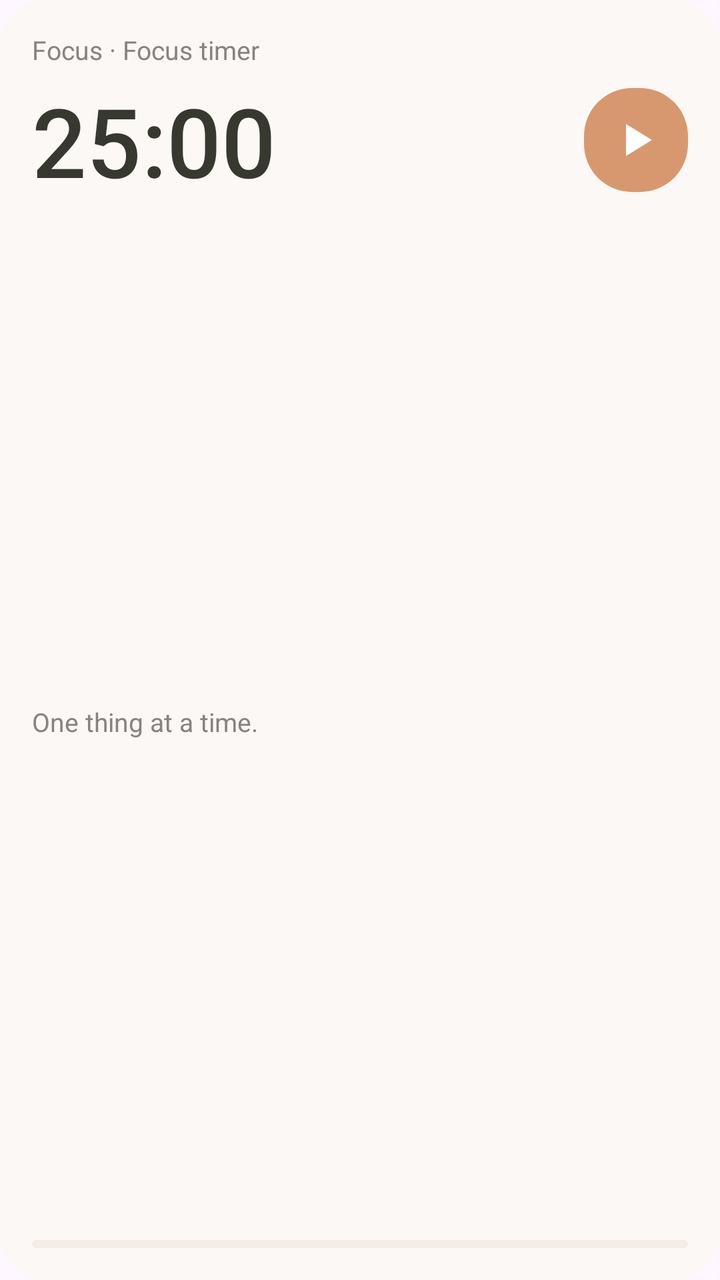
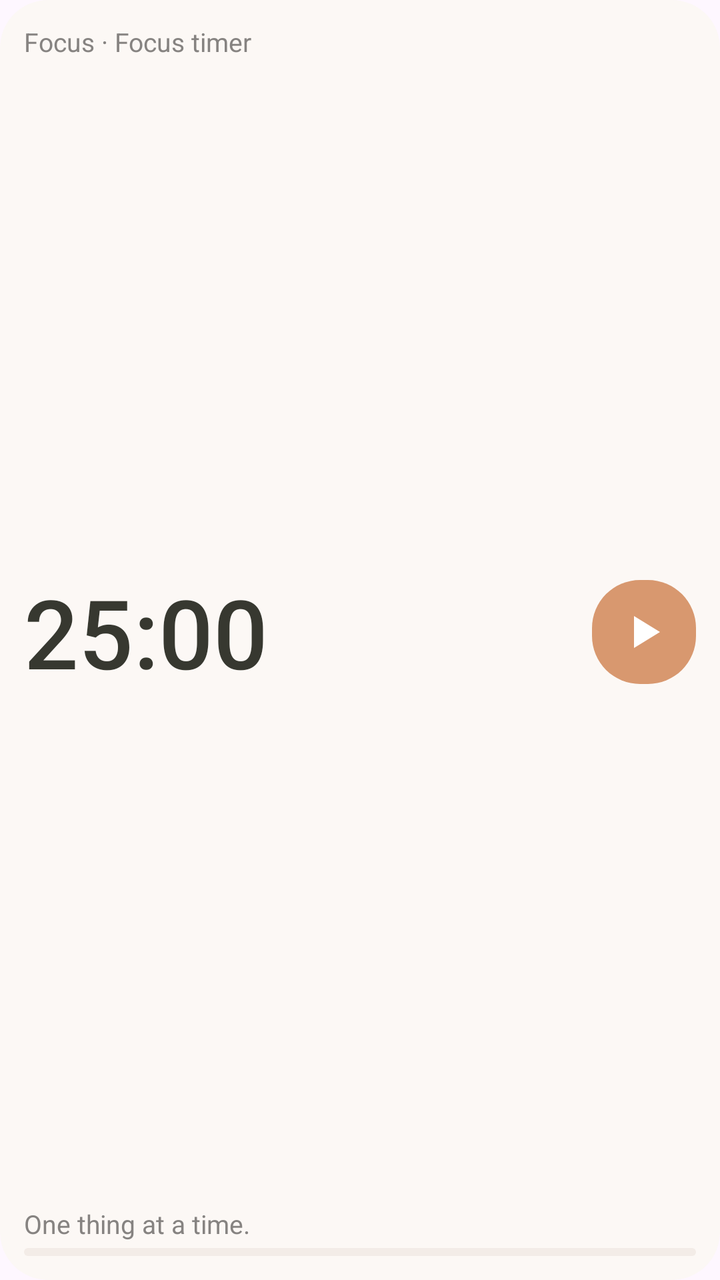

The first picture is an Android layout as it rendered before a commit; the second is the same layout after the commit. The layout source and the unified diff follow.
<!-- AndroidManifest.xml: application theme Theme.focus_timer -->
<!-- res/layout/focus_widget_system.xml -->
<?xml version="1.0" encoding="utf-8"?>
<LinearLayout xmlns:android="http://schemas.android.com/apk/res/android"
    android:id="@+id/focus_widget_root" android:layout_width="match_parent"
    android:layout_height="match_parent" android:orientation="vertical"
    android:padding="16dp" android:background="@drawable/focus_widget_background_system">
    <TextView android:id="@+id/focus_widget_title" android:layout_width="match_parent"
        android:layout_height="22dp" android:text="@string/focus_widget_title"
        android:textColor="@color/focus_widget_secondary" android:textSize="13sp" android:maxLines="1" android:ellipsize="end" />
    <LinearLayout android:layout_width="match_parent" android:layout_height="64dp"
        android:gravity="center_vertical" android:orientation="horizontal">
        <FrameLayout android:layout_width="0dp" android:layout_height="match_parent" android:layout_weight="1">
            <Chronometer android:id="@+id/focus_widget_clock" android:layout_width="match_parent"
                android:layout_height="match_parent" android:gravity="center_vertical"
                android:textColor="@color/focus_widget_primary" android:textSize="48sp" android:fontFamily="sans-serif-medium"
                android:fontFeatureSettings="tnum" android:countDown="true"
                android:maxLines="1" android:visibility="gone" />
            <TextView android:id="@+id/focus_widget_time" android:layout_width="match_parent"
                android:layout_height="match_parent" android:gravity="center_vertical"
                android:textColor="@color/focus_widget_primary" android:textSize="48sp" android:fontFamily="sans-serif-medium"
                android:fontFeatureSettings="tnum" android:maxLines="1" android:text="25:00" />
        </FrameLayout>
        <ImageButton android:id="@+id/focus_widget_action" android:layout_width="52dp"
            android:layout_height="52dp" android:layout_marginStart="8dp"
            android:background="@drawable/focus_widget_button" android:padding="16dp"
            android:src="@drawable/focus_widget_play" android:contentDescription="@string/focus_start" />
    </LinearLayout>
    <TextView android:id="@+id/focus_widget_intent" android:layout_width="match_parent"
        android:layout_height="0dp" android:layout_weight="1" android:minHeight="24dp"
        android:text="@string/focus_widget_gentle" android:textColor="@color/focus_widget_secondary" android:textSize="13sp"
        android:maxLines="1" android:ellipsize="end" android:gravity="center_vertical" />
    <ProgressBar android:id="@+id/focus_widget_progress"
        style="?android:attr/progressBarStyleHorizontal" android:layout_width="match_parent"
        android:layout_height="4dp" android:max="1000" android:progress="0"
        android:progressDrawable="@drawable/focus_widget_progress_system" />
</LinearLayout>
<!-- resources referenced by this layout -->
<resources>
  <color name="focus_widget_primary">#373830</color>
  <color name="focus_widget_secondary">#868381</color>
  <!-- drawable focus_widget_background_system (drawable) -->
  <shape xmlns:android="http://schemas.android.com/apk/res/android" android:shape="rectangle"><solid android:color="@color/focus_widget_surface"/><corners android:radius="24dp"/></shape>
  <!-- drawable focus_widget_button (drawable) -->
  <shape xmlns:android="http://schemas.android.com/apk/res/android" android:shape="rectangle"><solid android:color="#D8986F"/><corners android:radius="24dp"/></shape>
  <!-- drawable focus_widget_play (drawable) -->
  <vector xmlns:android="http://schemas.android.com/apk/res/android" android:width="24dp" android:height="24dp" android:viewportWidth="24" android:viewportHeight="24"><path android:fillColor="#FFFFFFFF" android:pathData="M7,4 L20,12 L7,20 Z"/></vector>
  <!-- drawable focus_widget_progress_system (drawable) -->
  <layer-list xmlns:android="http://schemas.android.com/apk/res/android"><item android:id="@android:id/background"><shape><solid android:color="@color/focus_widget_track"/><corners android:radius="2dp"/></shape></item><item android:id="@android:id/progress"><clip><shape><solid android:color="@color/focus_widget_accent"/><corners android:radius="2dp"/></shape></clip></item></layer-list>
  <string name="focus_start">Start</string>
  <string name="focus_widget_gentle">One thing at a time.</string>
  <string name="focus_widget_title">Focus · Focus timer</string>
  <style name="Theme.focus_timer" parent="Theme.Material3.DayNight.NoActionBar">
          
      </style>
  <color name="focus_widget_surface">#FCF8F5</color>
  <color name="focus_widget_track">#F3ECE7</color>
  <color name="focus_widget_accent">#D8986F</color>
</resources>

<!-- the commit's change to res/layout/focus_widget_system.xml (unified diff, before → after) -->
@@ -2,12 +2,12 @@
 <LinearLayout xmlns:android="http://schemas.android.com/apk/res/android"
     android:id="@+id/focus_widget_root" android:layout_width="match_parent"
     android:layout_height="match_parent" android:orientation="vertical"
-    android:padding="16dp" android:background="@drawable/focus_widget_background_system">
+    android:padding="12dp" android:background="@drawable/focus_widget_background_system">
     <TextView android:id="@+id/focus_widget_title" android:layout_width="match_parent"
-        android:layout_height="22dp" android:text="@string/focus_widget_title"
+        android:layout_height="20dp" android:text="@string/focus_widget_title"
         android:textColor="@color/focus_widget_secondary" android:textSize="13sp" android:maxLines="1" android:ellipsize="end" />
-    <LinearLayout android:layout_width="match_parent" android:layout_height="64dp"
-        android:gravity="center_vertical" android:orientation="horizontal">
+    <LinearLayout android:layout_width="match_parent" android:layout_height="0dp"
+        android:layout_weight="1" android:minHeight="56dp" android:gravity="center_vertical" android:orientation="horizontal">
         <FrameLayout android:layout_width="0dp" android:layout_height="match_parent" android:layout_weight="1">
             <Chronometer android:id="@+id/focus_widget_clock" android:layout_width="match_parent"
                 android:layout_height="match_parent" android:gravity="center_vertical"
@@ -17,7 +17,7 @@
             <TextView android:id="@+id/focus_widget_time" android:layout_width="match_parent"
                 android:layout_height="match_parent" android:gravity="center_vertical"
                 android:textColor="@color/focus_widget_primary" android:textSize="48sp" android:fontFamily="sans-serif-medium"
-                android:fontFeatureSettings="tnum" android:maxLines="1" android:text="25:00" />
+                android:fontFeatureSettings="tnum" android:maxLines="1" android:text="@string/focus_widget_preview_time" />
         </FrameLayout>
         <ImageButton android:id="@+id/focus_widget_action" android:layout_width="52dp"
             android:layout_height="52dp" android:layout_marginStart="8dp"
@@ -25,7 +25,7 @@
             android:src="@drawable/focus_widget_play" android:contentDescription="@string/focus_start" />
     </LinearLayout>
     <TextView android:id="@+id/focus_widget_intent" android:layout_width="match_parent"
-        android:layout_height="0dp" android:layout_weight="1" android:minHeight="24dp"
+        android:layout_height="24dp"
         android:text="@string/focus_widget_gentle" android:textColor="@color/focus_widget_secondary" android:textSize="13sp"
         android:maxLines="1" android:ellipsize="end" android:gravity="center_vertical" />
     <ProgressBar android:id="@+id/focus_widget_progress"
<!-- resource entries referenced after the edit -->
@@ -12,6 +12,7 @@
   <layer-list xmlns:android="http://schemas.android.com/apk/res/android"><item android:id="@android:id/background"><shape><solid android:color="@color/focus_widget_track"/><corners android:radius="2dp"/></shape></item><item android:id="@android:id/progress"><clip><shape><solid android:color="@color/focus_widget_accent"/><corners android:radius="2dp"/></shape></clip></item></layer-list>
   <string name="focus_start">Start</string>
   <string name="focus_widget_gentle">One thing at a time.</string>
+  <string name="focus_widget_preview_time" translatable="false">25:00</string>
   <string name="focus_widget_title">Focus · Focus timer</string>
   <style name="Theme.focus_timer" parent="Theme.Material3.DayNight.NoActionBar">
           
